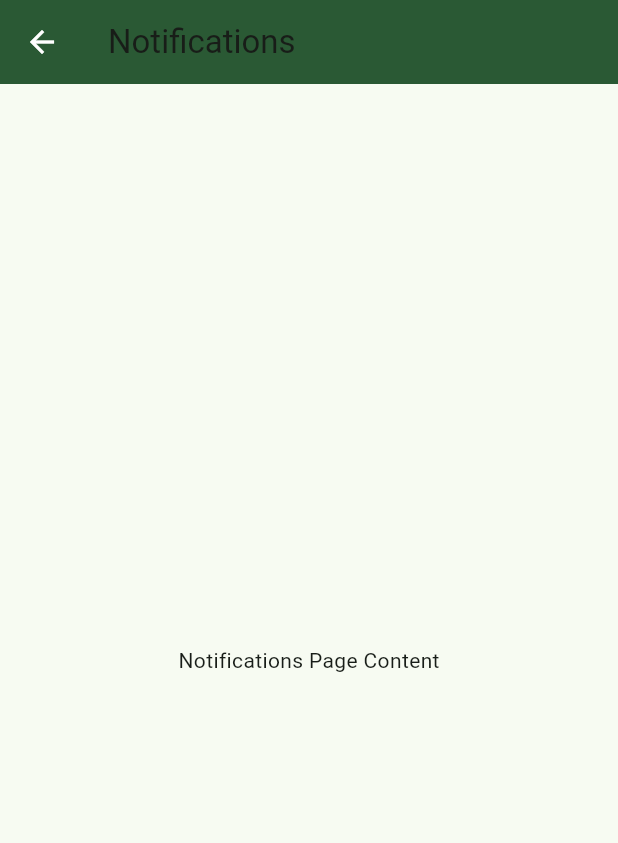
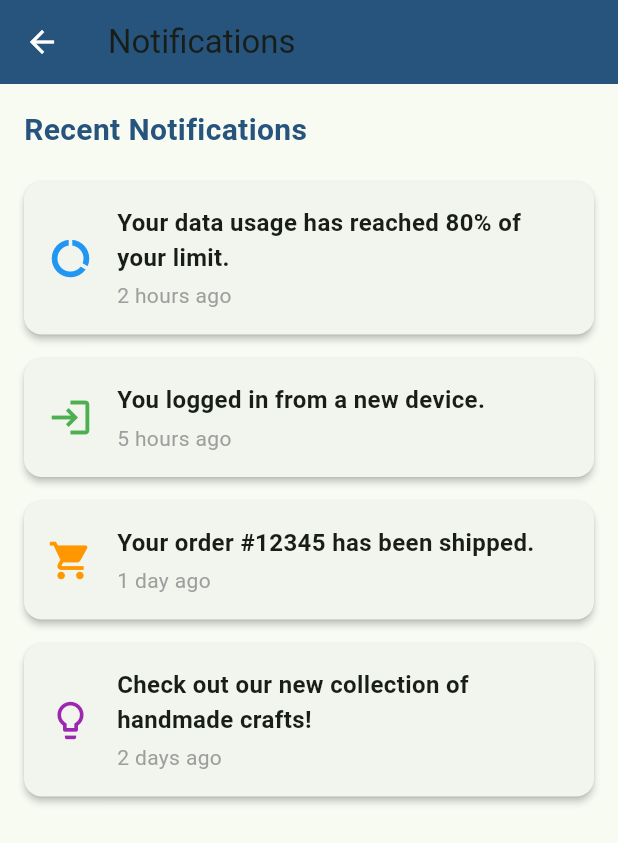
Before and after one commit to kawsar-ahmmed-hridoy/BanglaMart, a Flutter app: the NotificationsPage screen opened directly, on a phone screen of 412 x 824 dp. Shown: the top 843 px of the screen. Run offline on Flutter 3.47's test engine with Material 3 defaults, Android fonts, the phone set to English and light mode, and no system bars; our stand-ins replace cloud_firestore, curved_navigation_bar, firebase_auth, firebase_core, flutter_riverpod, lottie; accounts and stored records are empty; Roboto replaces fonts that are missing (Kalpurush).

Commit message:
created notification page & made gradle compatible for mobile apk

```diff
--- a/shilpo_sathi/lib/Homepage/HomePage.dart
+++ b/shilpo_sathi/lib/Homepage/HomePage.dart
@@ -5,7 +5,7 @@ class HomePage extends StatelessWidget {
   Widget build(BuildContext context) {
     return Scaffold(
       backgroundColor: Colors.white,
-      appBar: _buildAppBar(),
+      appBar: _buildAppBar(context),
       body: SingleChildScrollView(
         child: Column(
           crossAxisAlignment: CrossAxisAlignment.start,
@@ -70,13 +70,14 @@ class HomePage extends StatelessWidget {
             ),
             SizedBox(height: 10),
             _buildDIYCraftWorkshops(),
+            SizedBox(height: 55),
           ],
         ),
       ),
     );
   }
 
-  PreferredSizeWidget _buildAppBar() {
+  PreferredSizeWidget _buildAppBar(BuildContext context) {
     return AppBar(
       backgroundColor: Color(0xFF26547D),
       title: Row(
@@ -84,7 +85,7 @@ class HomePage extends StatelessWidget {
           SizedBox(width: 20),
           Text(
             "Homepage",
-            style: TextStyle(color: Colors.white, fontSize: 20,fontWeight: FontWeight.bold),
+            style: TextStyle(color: Colors.white, fontSize: 20, fontWeight: FontWeight.bold),
           ),
         ],
       ),
@@ -92,6 +93,7 @@ class HomePage extends StatelessWidget {
         IconButton(
           icon: Icon(Icons.notifications, color: Colors.white),
           onPressed: () {
+            Navigator.pushNamed(context, '/notification');
           },
         ),
         SizedBox(width: 20),
@@ -256,19 +258,6 @@ class HomePage extends StatelessWidget {
   }
 }
 
-class NotificationsPage extends StatelessWidget {
-  @override
-  Widget build(BuildContext context) {
-    return Scaffold(
-      appBar: AppBar(
-        title: Text('Notifications'),
-      ),
-      body: Center(
-        child: Text('Notifications Page Content'),
-      ),
-    );
-  }
-}
 
 class ARVirtualShowroomPage extends StatelessWidget {
   @override
--- /dev/null
+++ b/shilpo_sathi/lib/Homepage/NotificationsPage.dart
@@ -0,0 +1,176 @@
+import 'package:flutter/material.dart';
+
+class NotificationsPage extends StatelessWidget {
+  @override
+  Widget build(BuildContext context) {
+    return Scaffold(
+      appBar: AppBar(
+        title: Text('Notifications'),
+        backgroundColor: Color(0xFF26547D),
+      ),
+      body: SingleChildScrollView(
+        child: Padding(
+          padding: const EdgeInsets.all(16.0),
+          child: Column(
+            crossAxisAlignment: CrossAxisAlignment.start,
+            children: [
+              Text(
+                'Recent Notifications',
+                style: TextStyle(
+                  fontSize: 20,
+                  fontWeight: FontWeight.bold,
+                  color: Color(0xFF26547D),
+                ),
+              ),
+              SizedBox(height: 20),
+              DataNotification(
+                message: 'Your data usage has reached 80% of your limit.',
+                timestamp: '2 hours ago',
+              ),
+              SizedBox(height: 16),
+              LoginNotification(
+                message: 'You logged in from a new device.',
+                timestamp: '5 hours ago',
+              ),
+              SizedBox(height: 16),
+              OrderNotification(
+                message: 'Your order #12345 has been shipped.',
+                timestamp: '1 day ago',
+              ),
+              SizedBox(height: 16),
+              SuggestionNotification(
+                message: 'Check out our new collection of handmade crafts!',
+                timestamp: '2 days ago',
+              ),
+            ],
+          ),
+        ),
+      ),
+    );
+  }
+}
+
+class DataNotification extends StatelessWidget {
+  final String message;
+  final String timestamp;
+
+  const DataNotification({
+    required this.message,
+    required this.timestamp,
+  });
+
+  @override
+  Widget build(BuildContext context) {
+    return _buildNotificationCard(
+      icon: Icons.data_usage,
+      color: Colors.blue,
+      message: message,
+      timestamp: timestamp,
+    );
+  }
+}
+
+// Login Notification Class
+class LoginNotification extends StatelessWidget {
+  final String message;
+  final String timestamp;
+
+  const LoginNotification({
+    required this.message,
+    required this.timestamp,
+  });
+
+  @override
+  Widget build(BuildContext context) {
+    return _buildNotificationCard(
+      icon: Icons.login,
+      color: Colors.green,
+      message: message,
+      timestamp: timestamp,
+    );
+  }
+}
+
+// Order Notification Class
+class OrderNotification extends StatelessWidget {
+  final String message;
+  final String timestamp;
+
+  const OrderNotification({
+    required this.message,
+    required this.timestamp,
+  });
+
+  @override
+  Widget build(BuildContext context) {
+    return _buildNotificationCard(
+      icon: Icons.shopping_cart,
+      color: Colors.orange,
+      message: message,
+      timestamp: timestamp,
+    );
+  }
+}
+
+class SuggestionNotification extends StatelessWidget {
+  final String message;
+  final String timestamp;
+
+  const SuggestionNotification({
+    required this.message,
+    required this.timestamp,
+  });
+
+  @override
+  Widget build(BuildContext context) {
+    return _buildNotificationCard(
+      icon: Icons.lightbulb_outline,
+      color: Colors.purple,
+      message: message,
+      timestamp: timestamp,
+    );
+  }
+}
+
+Widget _buildNotificationCard({
+  required IconData icon,
+  required Color color,
+  required String message,
+  required String timestamp,
+}) {
+  return Card(
+    elevation: 2,
+    margin: EdgeInsets.zero,
+    child: Padding(
+      padding: const EdgeInsets.all(16.0),
+      child: Row(
+        children: [
+          Icon(icon, color: color, size: 30),
+          SizedBox(width: 16),
+          Expanded(
+            child: Column(
+              crossAxisAlignment: CrossAxisAlignment.start,
+              children: [
+                Text(
+                  message,
+                  style: TextStyle(
+                    fontSize: 16,
+                    fontWeight: FontWeight.bold,
+                  ),
+                ),
+                SizedBox(height: 4),
+                Text(
+                  timestamp,
+                  style: TextStyle(
+                    fontSize: 14,
+                    color: Colors.grey,
+                  ),
+                ),
+              ],
+            ),
+          ),
+        ],
+      ),
+    ),
+  );
+}
--- a/shilpo_sathi/lib/main.dart
+++ b/shilpo_sathi/lib/main.dart
@@ -1,7 +1,8 @@
 import 'package:firebase_core/firebase_core.dart';
 import 'package:flutter/material.dart';
 import 'package:flutter_riverpod/flutter_riverpod.dart';
-import 'package:shilpo_sathi/Homepage/HomePage.dart';
+import 'package:shilpo_sathi/Homepage/NotificationsPage.dart';
+import 'package:shilpo_sathi/MainScreen.dart';
 import 'Signing/sign_in_page.dart';
 import 'Signing/sign_up_page.dart';
 import 'firebase_options.dart';
@@ -33,7 +34,8 @@ class MyApp extends StatelessWidget {
       routes: {
         '/sign_in': (context) => SignInPage(),
         '/sign_up': (context) => SignUpPage(),
-        '/home': (context) => HomePage(),
+        '/home': (context) => MainScreen(),
+        '/notification': (context) => NotificationsPage(),
       },
     );
   }
--- a/shilpo_sathi/lib/onboarding/app_router.dart
+++ b/shilpo_sathi/lib/onboarding/app_router.dart
@@ -1,6 +1,5 @@
 import 'package:flutter/material.dart';
-import 'package:shilpo_sathi/Homepage/HomePage.dart';
-import 'home_screen.dart';
+import 'package:shilpo_sathi/MainScreen.dart';
 import 'onboarding_screen.dart';
 import 'splash_screen.dart';
 
@@ -12,7 +11,7 @@ class AppRouter {
       case '/onboarding':
         return MaterialPageRoute(builder: (_) => const OnboardingScreen());
       case '/home':
-        return MaterialPageRoute(builder: (_) => HomePage());
+        return MaterialPageRoute(builder: (_) => MainScreen());
       default:
         return MaterialPageRoute(
           builder: (_) => Scaffold(
```
Also changed, not shown: 1 other file.
